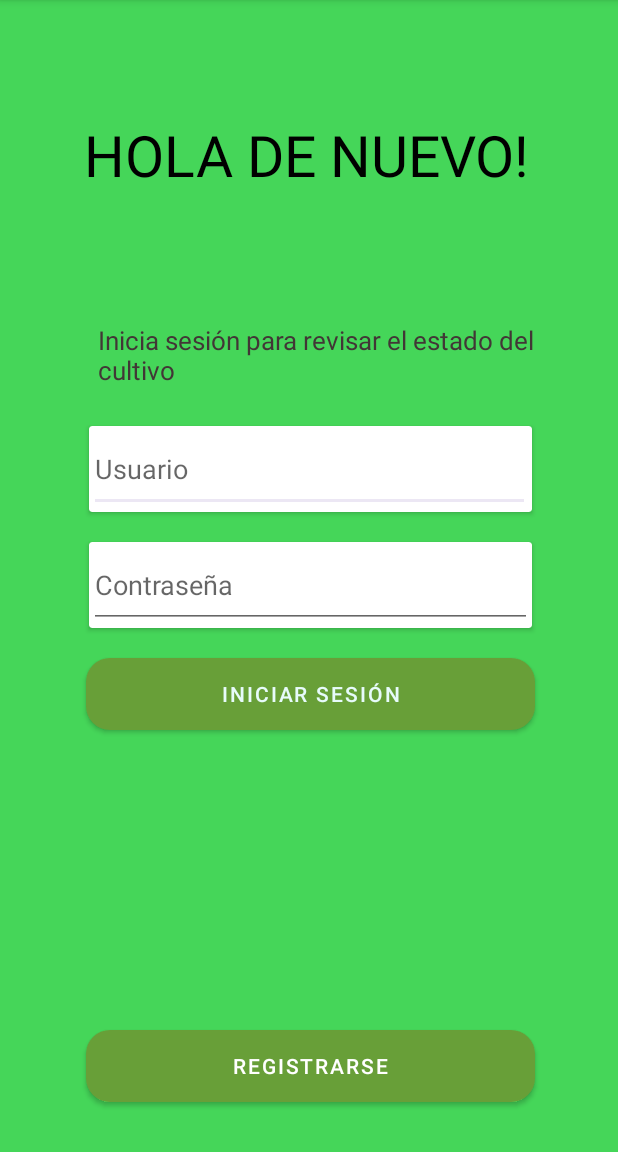
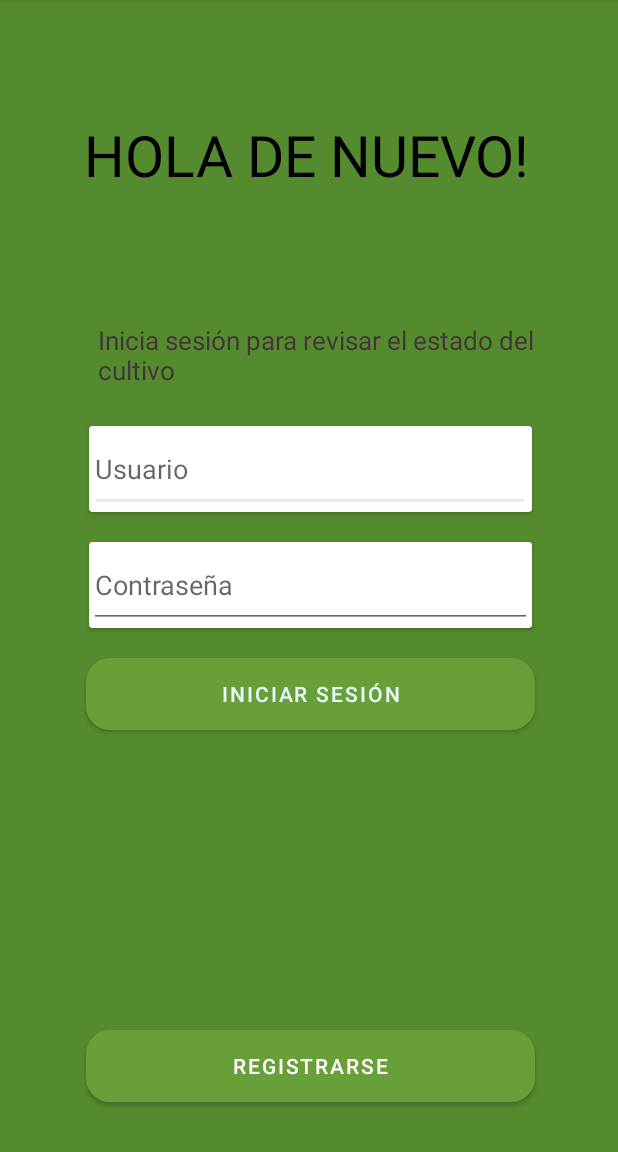
Before and after one commit to ManuelMottaUnal/green-guard, an Android app: the screen it shows after launch (LOGIN), on a phone screen of 412 x 824 dp, the part 84-1236 px from its top. Run offline under Robolectric (Android 15) with nearby library versions, the phone set to English and light mode, and no system bars; our stand-ins replace Firebase (no records; nobody signed in at launch, a user with empty details on screens opened directly).

Commit message:
Merge commit '823c133f068cc3e7de77a71970b40a30b13d9c9d'

```diff
--- a/app/src/main/AndroidManifest.xml
+++ b/app/src/main/AndroidManifest.xml
@@ -6,7 +6,7 @@
         android:allowBackup="true"
         android:dataExtractionRules="@xml/data_extraction_rules"
         android:fullBackupContent="@xml/backup_rules"
-        android:icon="@mipmap/ic_launcher"
+        android:icon="@drawable/vivero_plantas"
         android:label="@string/app_name"
         android:roundIcon="@mipmap/ic_launcher_round"
         android:supportsRtl="true"
--- a/app/src/main/res/layout/activity_login.xml
+++ b/app/src/main/res/layout/activity_login.xml
@@ -6,7 +6,7 @@
     xmlns:tools="http://schemas.android.com/tools"
     android:layout_width="match_parent"
     android:layout_height="match_parent"
-    android:background="#45D659"
+    android:background="#558B2F"
     android:foregroundTint="#321A1A"
     android:outlineAmbientShadowColor="#81DA38"
     android:outlineSpotShadowColor="#74BD38">
```
Also changed, not shown: app/src/main/java/com/unal/poo/green_ward/Plantas.java (+16 -1 lines), app/src/main/res/drawable/vivero_plantas.png (added).
